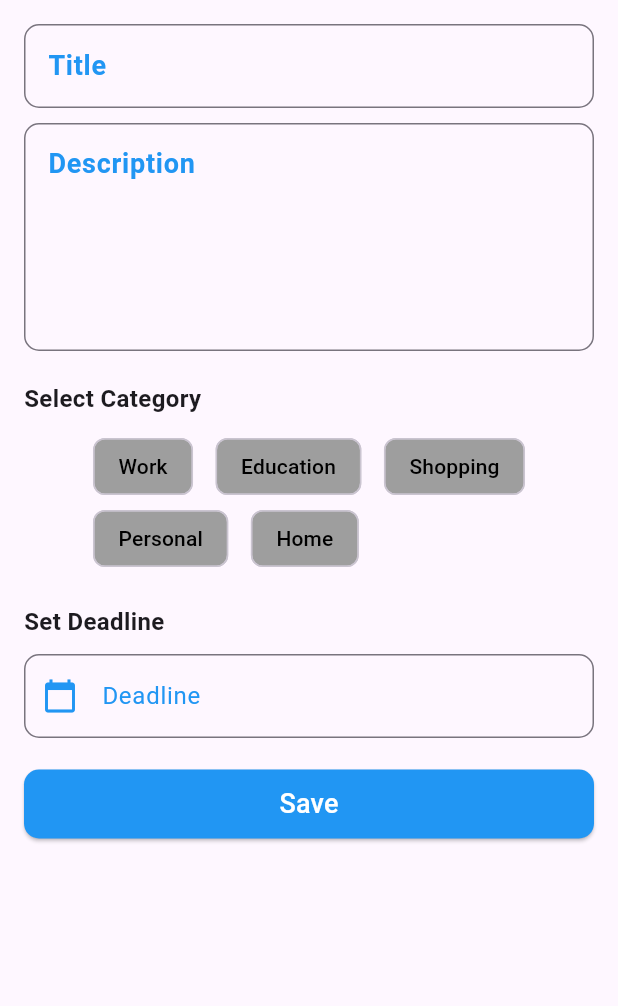
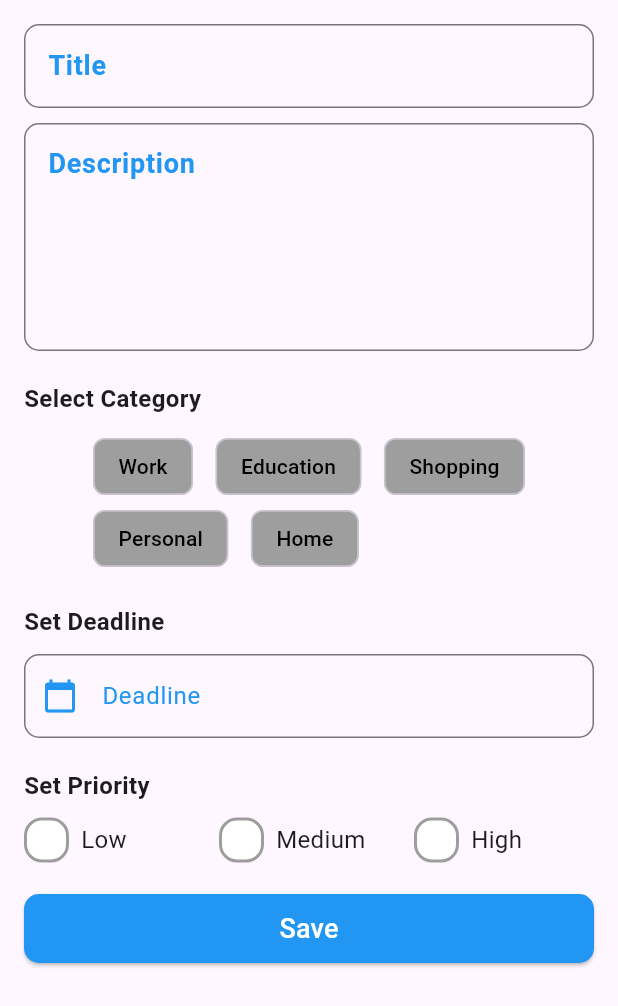
Before and after one commit to Mustafa-Mohamed26/todo_list_app, a Flutter app: the BottomSheetWidget widget shown alone on an empty page, opened directly, on a phone screen of 412 x 824 dp. Shown: the top 1006 px of the screen. Run offline on Flutter 3.47's test engine with Material 3 defaults, Android fonts, the phone set to English and light mode, and no system bars; our stand-ins replace sqflite; accounts and stored records are empty.

Commit message:
set priority

```diff
--- a/lib/widgets/bottom_sheet_widget.dart
+++ b/lib/widgets/bottom_sheet_widget.dart
@@ -21,8 +21,9 @@ class _BottomSheetWidgetState extends State<BottomSheetWidget> {
   // Key for validation
   GlobalKey<FormState> formState = GlobalKey<FormState>();
 
-  // Selected category
+  // Selected category and priority
   String? selectedCategory;
+  int? selectedPriority;
 
   // This method controls the save todos operation in the application
   void saveTodo() {
@@ -36,7 +37,7 @@ class _BottomSheetWidgetState extends State<BottomSheetWidget> {
             deadlineController.text.isNotEmpty
                 ? DateTime.parse(deadlineController.text)
                 : null,
-        priority: 1,
+        priority: selectedPriority ?? 1,
       ); // create a Todo object
       todoProvider.addTodo(
         newTodo,
@@ -107,7 +108,6 @@ class _BottomSheetWidgetState extends State<BottomSheetWidget> {
                       ['Work', 'Education', 'Shopping', 'Personal', 'Home'].map(
                         (category) {
                           return ChoiceChip(
-                            showCheckmark: false,
                             label: Text(category),
                             selected: selectedCategory == category,
                             onSelected: (selected) {
@@ -150,7 +150,6 @@ class _BottomSheetWidgetState extends State<BottomSheetWidget> {
                       borderSide: BorderSide(color: Colors.blue),
                     ),
                     prefixIcon: Icon(Icons.calendar_today, color: Colors.blue),
-
                   ),
                   readOnly: true,
                   onTap: () async {
@@ -166,13 +165,10 @@ class _BottomSheetWidgetState extends State<BottomSheetWidget> {
                               primary: Colors.blue,
                               onPrimary: Colors.white,
                               onSurface: Colors.blue,
-
                             ),
                             textButtonTheme: TextButtonThemeData(
-                              style: TextButton.styleFrom(
-                              ),
+                              style: TextButton.styleFrom(),
                             ),
-
                           ),
                           child: child!,
                         );
@@ -191,6 +187,25 @@ class _BottomSheetWidgetState extends State<BottomSheetWidget> {
                     }
                     return null;
                   },
+                ),
+                SizedBox(height: 20),
+                Align(
+                  alignment: Alignment.centerLeft,
+                  child: Text(
+                    'Set Priority',
+                    style: TextStyle(fontSize: 16, fontWeight: FontWeight.bold),
+                  ),
+                ),
+                SizedBox(height: 10),
+                Row(
+                  mainAxisAlignment: MainAxisAlignment.spaceBetween,
+                  children: [
+                    Expanded(child: _buildPriorityRadio('Low', 1)),
+                    SizedBox(width: 10),
+                    Expanded(child: _buildPriorityRadio('Medium', 2)),
+                    SizedBox(width: 10),
+                    Expanded(child: _buildPriorityRadio('High', 3)),
+                  ],
                 ),
                 SizedBox(height: 20),
                 SizedBox(
@@ -219,4 +234,37 @@ class _BottomSheetWidgetState extends State<BottomSheetWidget> {
       ),
     );
   }
+
+  Widget _buildPriorityRadio(String label, int value) {
+    return GestureDetector(
+      onTap: () {
+        setState(() {
+          selectedPriority = value;
+        });
+      },
+      child: Row(
+        children: [
+          Container(
+            width: 30,
+            height: 30,
+            decoration: BoxDecoration(
+              shape: BoxShape.rectangle,
+              borderRadius: BorderRadius.circular(12),
+              border: Border.all(
+                color: selectedPriority == value ? Colors.blue : Colors.grey,
+                width: 2,
+              ),
+              color: selectedPriority == value ? Colors.blue : Colors.white,
+            ),
+            child:
+                selectedPriority == value
+                    ? Icon(Icons.check, size: 20.0, color: Colors.white)
+                    : null,
+          ),
+          SizedBox(width: 8),
+          Text(label, style: TextStyle(fontSize: 16)),
+        ],
+      ),
+    );
+  }
 }
```
